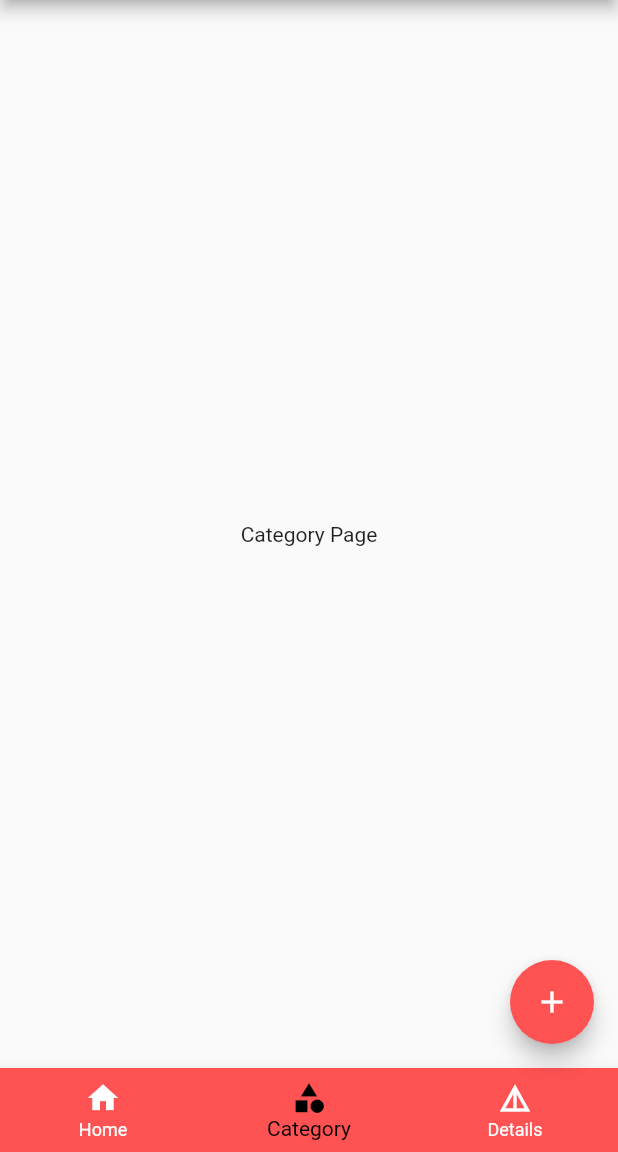
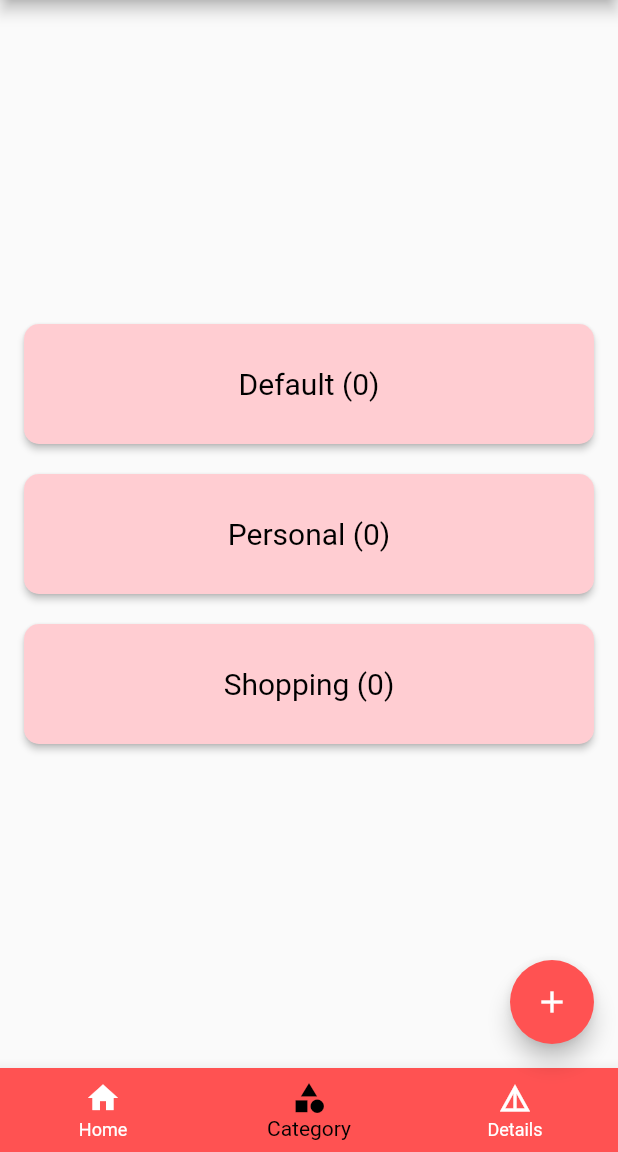
Before and after one commit to amhar4u/todo-app, a Flutter app: the screen it shows after launch, item 2 of the bottom bar chosen, on a phone screen of 412 x 824 dp, the part 84-1236 px from its top. Run offline on Flutter 3.47's test engine with Material 2 defaults, Android fonts, the phone set to English and light mode, and no system bars; our stand-ins replace sqflite; accounts and stored records are empty.

Commit message:
develop category page

```diff
--- /dev/null
+++ b/lib/category.dart
@@ -0,0 +1,90 @@
+import 'package:flutter/material.dart';
+import 'task_database.dart'; // Import your TaskDatabase class
+
+class CategoryPage extends StatelessWidget {
+  final TaskDatabase taskDatabase = TaskDatabase.instance;
+
+  @override
+  Widget build(BuildContext context) {
+    return Scaffold(
+      body: Center(
+        child: Column(
+          mainAxisAlignment: MainAxisAlignment.center,
+          children: [
+            FutureBuilder<int?>(
+              future: taskDatabase.getCountEducational(),
+              builder: (context, snapshot) {
+                int? count = snapshot.data;
+                return ElevatedButton(
+                  onPressed: () {
+                    // Handle default button press
+                  },
+                  style: ElevatedButton.styleFrom(
+                    minimumSize: Size(double.infinity, 80.0),
+                    padding: EdgeInsets.all(10.0),
+                    primary: Colors.red[100],
+                    onPrimary: Colors.black,
+                    textStyle: TextStyle(fontSize: 20.0),
+                    shape: RoundedRectangleBorder(
+                      borderRadius: BorderRadius.circular(10.0),
+                    ),
+                    elevation: 2,
+                  ),
+                  child: Text('Default (${count ?? 0})'),
+                );
+              },
+            ),
+            SizedBox(height: 20.0),
+            FutureBuilder<int?>(
+              future: taskDatabase.getCountPersonal(),
+              builder: (context, snapshot) {
+                int? count = snapshot.data;
+                return ElevatedButton(
+                  onPressed: () {
+                    // Handle personal button press
+                  },
+                  style: ElevatedButton.styleFrom(
+                    minimumSize: Size(double.infinity, 80.0),
+                    padding: EdgeInsets.all(10.0),
+                    primary: Colors.red[100],
+                    onPrimary: Colors.black,
+                    textStyle: TextStyle(fontSize: 20.0),
+                    shape: RoundedRectangleBorder(
+                      borderRadius: BorderRadius.circular(10.0),
+                    ),
+                    elevation: 2,
+                  ),
+                  child: Text('Personal (${count ?? 0})'),
+                );
+              },
+            ),
+            SizedBox(height: 20.0),
+            FutureBuilder<int?>(
+              future: taskDatabase.getCountShopping(),
+              builder: (context, snapshot) {
+                int? count = snapshot.data;
+                return ElevatedButton(
+                  onPressed: () {
+                    // Handle shopping button press
+                  },
+                  style: ElevatedButton.styleFrom(
+                    minimumSize: Size(double.infinity, 80.0),
+                    padding: EdgeInsets.all(10.0),
+                    primary: Colors.red[100],
+                    onPrimary: Colors.black,
+                    textStyle: TextStyle(fontSize: 20.0),
+                    shape: RoundedRectangleBorder(
+                      borderRadius: BorderRadius.circular(10.0),
+                    ),
+                    elevation: 2,
+                  ),
+                  child: Text('Shopping (${count ?? 0})'),
+                );
+              },
+            ),
+          ],
+        ),
+      ),
+    );
+  }
+}
--- a/lib/main.dart
+++ b/lib/main.dart
@@ -2,6 +2,7 @@ import 'package:flutter/material.dart';
 import 'package:todo_app/Add_todo.dart';
 import 'package:todo_app/TaskList.dart';
 import 'package:todo_app/task_database.dart';
+import 'package:todo_app/category.dart';
 
 void main() async {
   WidgetsFlutterBinding.ensureInitialized();
@@ -43,13 +44,11 @@ class _MyHomeState extends State<MyHome> {
         backgroundColor: Colors.redAccent,
       ),
       body: Container(
-        margin: EdgeInsets.all(16.0), // Adjust the margin as needed
+        margin: EdgeInsets.all(16.0),
         child: _currentIndex == 0
             ? TaskList(reloadTasks: reloadTasks)
             : _currentIndex == 1
-            ? Center(
-          child: Text('Category Page'),
-        )
+            ? CategoryPage() // Navigate to CategoryPage when "Category" tab is selected
             : Center(
           child: Text('Details Page'),
         ),
@@ -106,7 +105,6 @@ class _MyHomeState extends State<MyHome> {
     );
   }
 
-
   void reloadTasks() {
     setState(() {}); // Trigger a rebuild of the widget
   }
--- a/lib/task_database.dart
+++ b/lib/task_database.dart
@@ -84,4 +84,25 @@ class TaskDatabase {
      }
      await _database.update(table,updatedValue,where:'id=?',whereArgs: [index],);
    }
+
+  Future<int?> getCountEducational() async {
+    String query = 'SELECT COUNT(*) FROM $table WHERE category="Educational"';
+    List<Map<String, dynamic>> result = await _database.rawQuery(query);
+    int? count = Sqflite.firstIntValue(result);
+    return count;
+  }
+  Future<int?> getCountPersonal() async {
+    String query = 'SELECT COUNT(*) FROM $table WHERE category="Personal"';
+    List<Map<String, dynamic>> result = await _database.rawQuery(query);
+    int? count = Sqflite.firstIntValue(result);
+    return count;
+  }
+  Future<int?> getCountShopping() async {
+    String query = 'SELECT COUNT(*) FROM $table WHERE category="Shopping"';
+    List<Map<String, dynamic>> result = await _database.rawQuery(query);
+    int? count = Sqflite.firstIntValue(result);
+    return count;
+  }
+
+
 }
```
